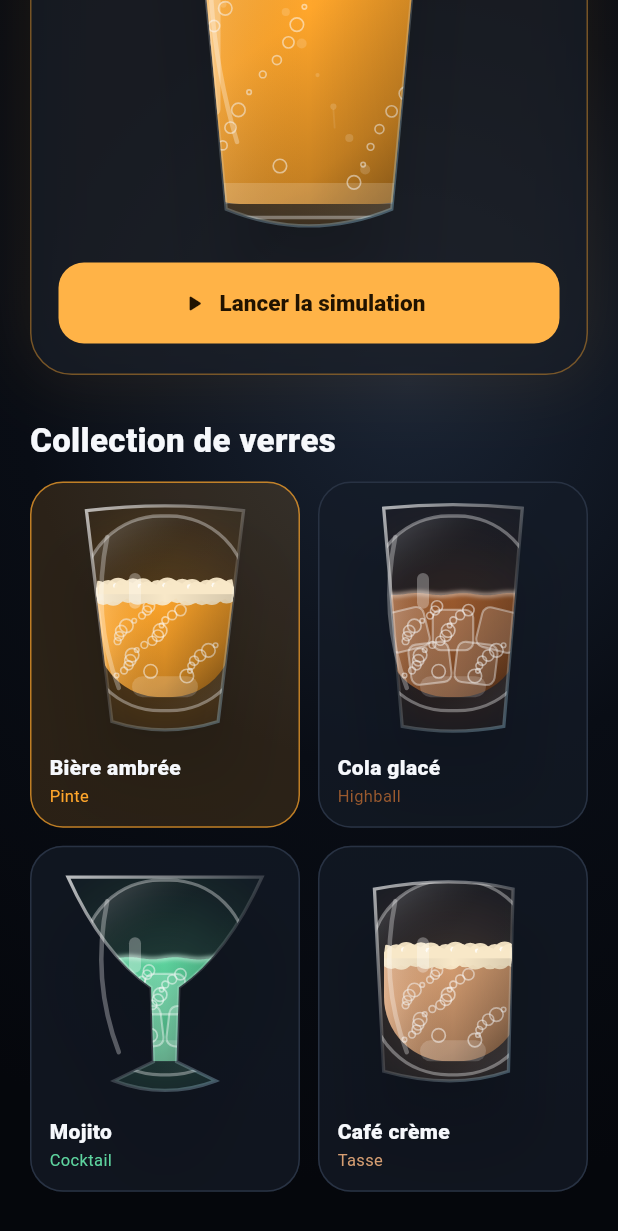
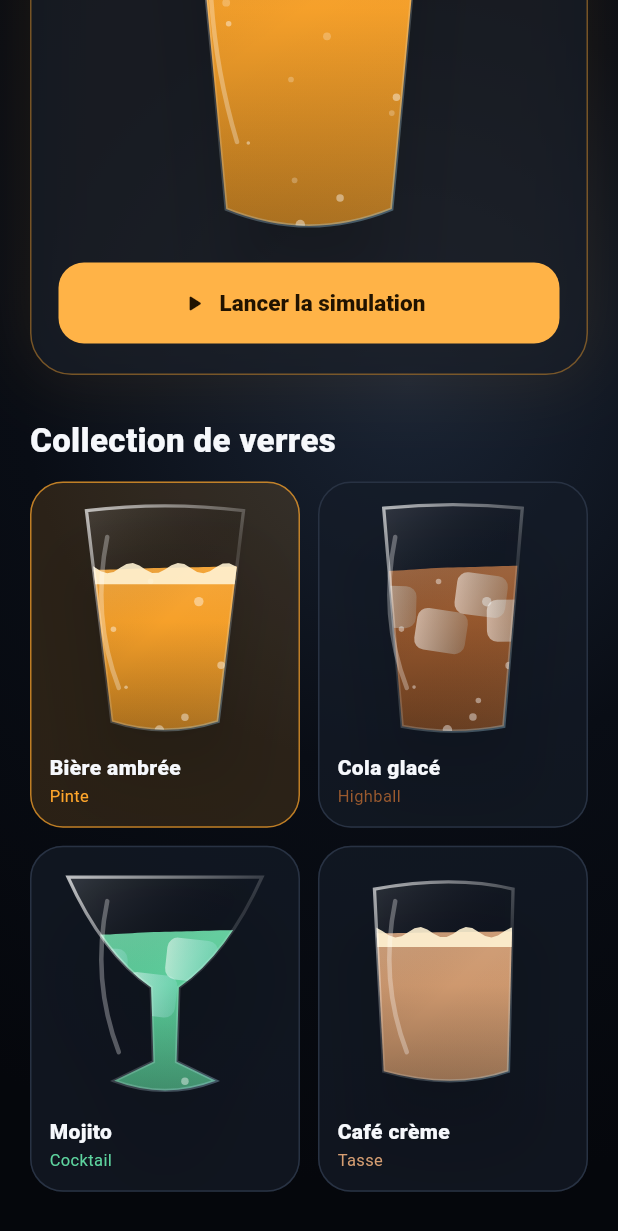
Before and after one commit to Neo52000/drinkverse, a Flutter app: the screen it shows after launch, scrolled down 314 dp, on a phone screen of 412 x 824 dp. Shown: the top 1231 px of the screen. Run offline on Flutter 3.47's test engine with Material 3 defaults, Android fonts, the phone set to English and light mode, and no system bars; our stand-ins replace sensors_plus.

Commit message:
Use per-drink physics renderer in vessels

```diff
--- a/lib/widgets/drink_vessel.dart
+++ b/lib/widgets/drink_vessel.dart
@@ -1,11 +1,11 @@
 import 'package:flutter/material.dart';
 
 import '../models/drink.dart';
-import 'drink_glass.dart';
+import 'drink_glass_v2.dart';
 
-/// Encadre le moteur de liquide existant dans une silhouette de verre propre à
-/// chaque boisson. Le moteur physique reste inchangé ; seul le contenant est
-/// spécialisé afin d'obtenir un gain visuel immédiat sans régression.
+/// Encadre le moteur de liquide dans une silhouette de verre propre à chaque
+/// boisson. Le rendu interne applique désormais un profil physique spécifique
+/// selon la catégorie de boisson.
 class DrinkVessel extends StatelessWidget {
   const DrinkVessel({
     super.key,
@@ -39,18 +39,15 @@ class DrinkVessel extends StatelessWidget {
             ),
             ClipPath(
               clipper: _VesselClipper(drink.glassType),
-              child: DecoratedBox(
-                decoration: const BoxDecoration(color: Colors.transparent),
               child: SizedBox(
                 width: width,
                 height: height,
-                  child: DrinkGlass(
+                child: DrinkGlassV2(
                   drink: drink,
                   fillLevel: fillLevel,
                   bubbles: bubbles,
                   condensation: condensation,
                   paused: paused,
-                  ),
                 ),
               ),
             ),
```
Lines whose indentation alone changed are shown as unchanged.
